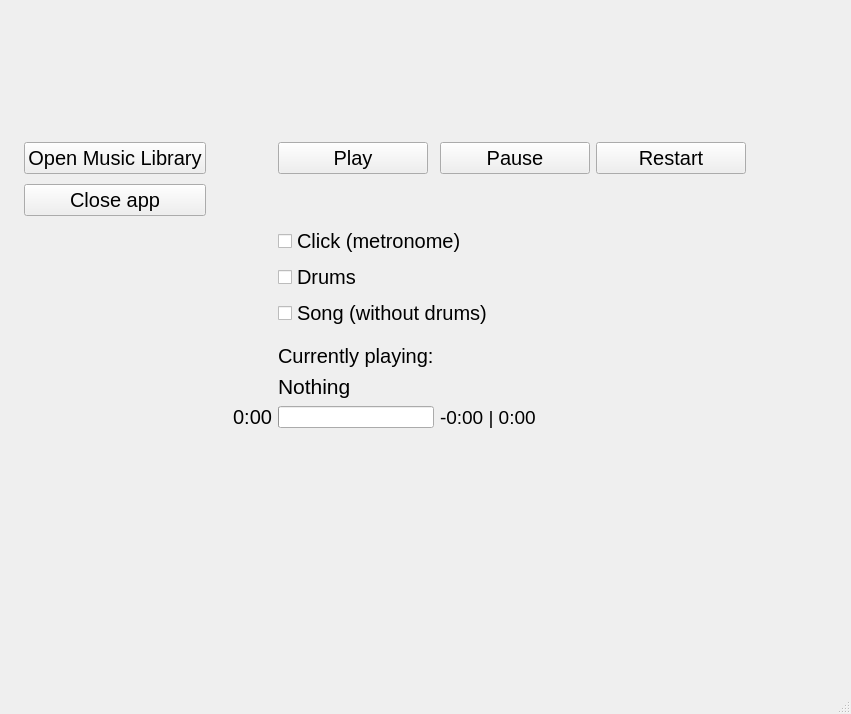
Qt form src/MainWindow.ui (albertUnc/DrumBeats) before a commit.
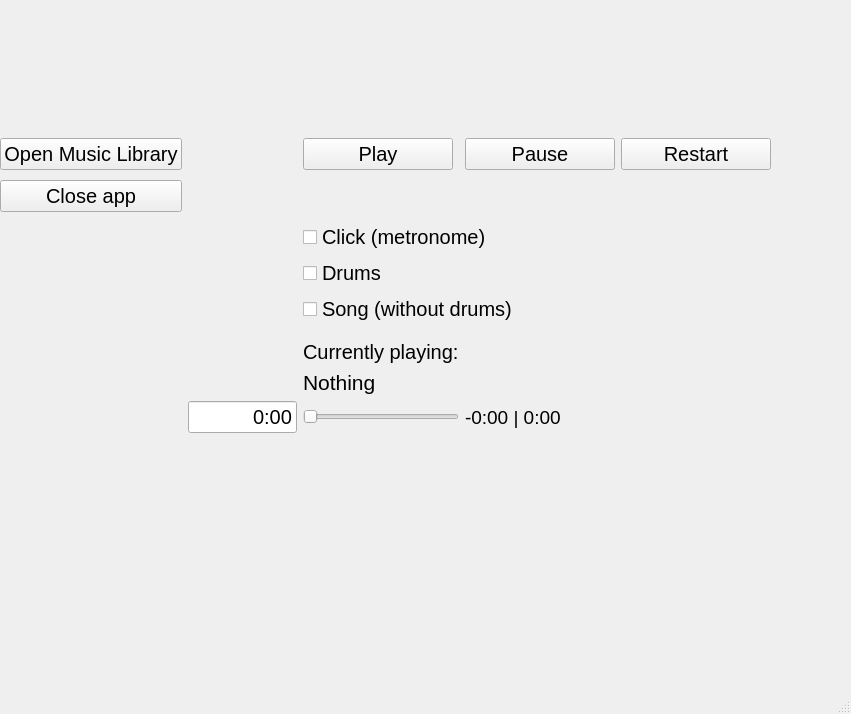
The same form after that commit. The open tabs and pages were chosen to show the change.

```diff
--- a/src/MainWindow.ui
+++ b/src/MainWindow.ui
@@ -887,20 +887,20 @@
         </widget>
        </item>
        <item row="10" column="3">
-        <widget class="QProgressBar" name="songProgress">
+        <widget class="QSlider" name="songSlider">
+         <property name="orientation">
+          <enum>Qt::Orientation::Horizontal</enum>
+         </property>
          <property name="maximum">
           <number>100</number>
          </property>
          <property name="value">
           <number>0</number>
          </property>
-         <property name="textVisible">
-          <bool>false</bool>
-         </property>
         </widget>
        </item>
        <item row="10" column="2">
-        <widget class="QLabel" name="leftSideLabel">
+        <widget class="QLineEdit" name="leftSideLabel">
          <property name="font">
           <font>
            <pointsize>15</pointsize>
@@ -909,8 +909,8 @@
          <property name="text">
           <string>0:00</string>
          </property>
-         <property name="textFormat">
-          <enum>Qt::TextFormat::AutoText</enum>
+         <property name="readOnly">
+          <bool>false</bool>
          </property>
          <property name="alignment">
           <set>Qt::AlignmentFlag::AlignRight|Qt::AlignmentFlag::AlignTrailing|Qt::AlignmentFlag::AlignVCenter</set>
```
